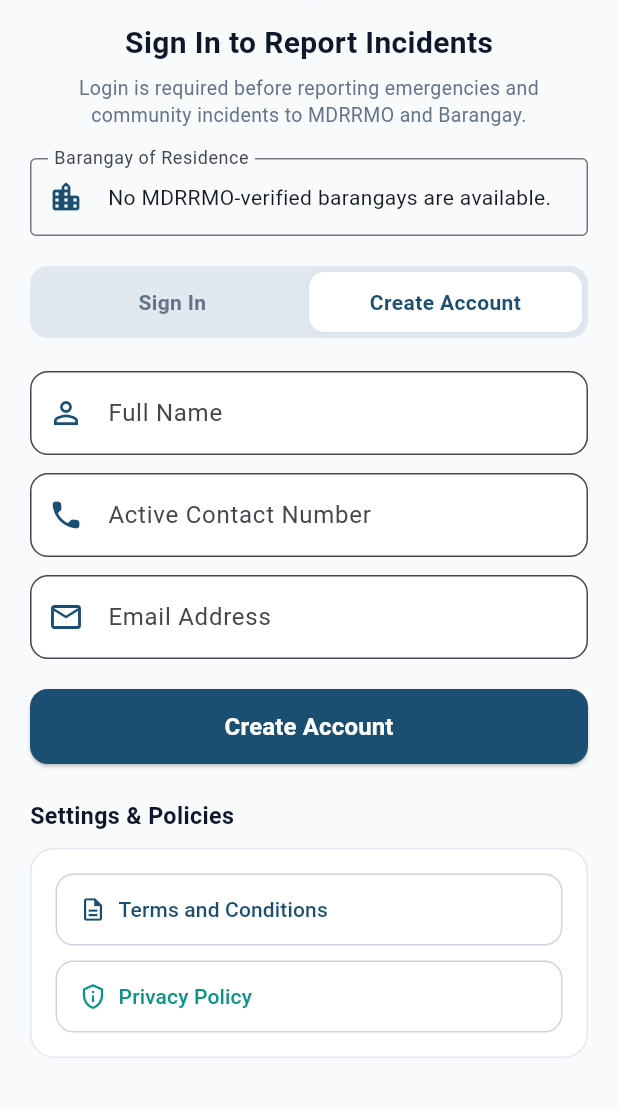
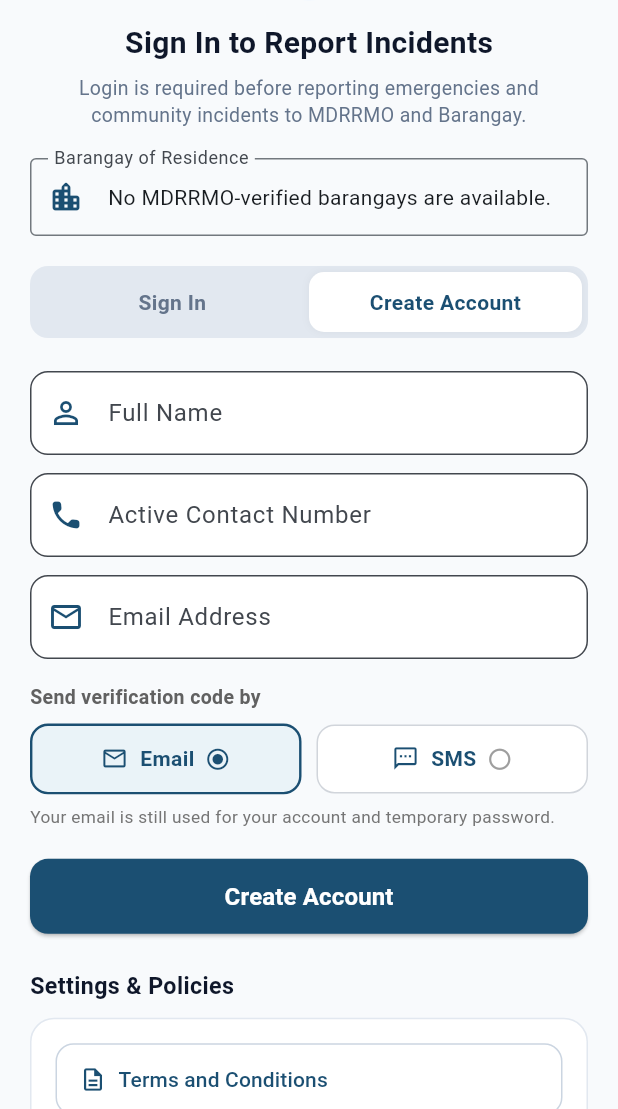
Before and after one commit to emmanuel16-cell/NorzAgapay, a Flutter app: the ProfileScreen screen opened by its route, scrolled down 87 dp, after a tap on "Create Account", on a phone screen of 412 x 824 dp, the part 127-1236 px from its top. Run offline on Flutter 3.47's test engine with Material 3 defaults, Android fonts, the light colour scheme and no system bars; our stand-ins replace camera, flutter_map, flutter_secure_storage, hive_flutter, image_picker, latlong2 and 6 more; accounts and stored records are empty; network calls fail; statements that could not run were skipped.

Commit message:
sms otp added

```diff
--- a/resident_app/lib/screens/profile_screen.dart
+++ b/resident_app/lib/screens/profile_screen.dart
@@ -32,6 +32,7 @@
   bool _isSubmitting = false;
   int _registrationCooldownSeconds = 0;
   Timer? _registrationCooldownTimer;
+  String _registrationOtpChannel = 'email';
 
   // Form Controllers
   final _signInFormKey = GlobalKey<FormState>();
@@ -284,6 +285,7 @@
           'email': email,
           'barangay_name': barangayName,
           'barangay_id': _selectedBarangayId,
+          'delivery_method': _registrationOtpChannel,
         }),
       ).timeout(const Duration(seconds: 30));
 
@@ -298,12 +300,13 @@
         fullName: fullName,
         contact: contact,
         barangayName: barangayName,
+        deliveryMethod: _registrationOtpChannel,
       );
     } catch (e) {
       if (!mounted) return;
       ScaffoldMessenger.of(context).showSnackBar(
         SnackBar(
-          content: Text('Could not send the verification email: $e'),
+          content: Text('Could not send the verification code: $e'),
           backgroundColor: const Color(0xFFDC2626),
         ),
       );
@@ -317,7 +320,10 @@
     required String fullName,
     required String contact,
     required String barangayName,
+    required String deliveryMethod,
   }) async {
+    final isSms = deliveryMethod == 'sms';
+    final destination = isSms ? contact : email;
     final otpController = TextEditingController();
     bool isVerifying = false;
     bool isResending = false;
@@ -360,12 +366,16 @@
                     color: const Color(0xFFF5F8FC),
                     borderRadius: BorderRadius.circular(14),
                   ),
-                  child: const Icon(Icons.mark_email_read_rounded, color: Color(0xFF1B4F72), size: 27),
+                  child: Icon(
+                    isSms ? Icons.sms_rounded : Icons.mark_email_read_rounded,
+                    color: const Color(0xFF1B4F72),
+                    size: 27,
+                  ),
                 ),
                 const SizedBox(width: 12),
-                const Expanded(
+                Expanded(
                   child: Text(
-                    'Email Verification',
+                    isSms ? 'SMS Verification' : 'Email Verification',
                     style: TextStyle(fontWeight: FontWeight.w700, fontSize: 21, color: Color(0xFF171B20)),
                   ),
                 ),
@@ -377,12 +387,12 @@
                 crossAxisAlignment: CrossAxisAlignment.start,
                 children: [
                   Text(
-                    'We sent a 6-digit verification code to:',
+                    'We sent a 6-digit verification code to your ${isSms ? 'mobile number' : 'email address'}:',
                     style: TextStyle(fontSize: 15, color: Color(0xFF70757C)),
                   ),
                   const SizedBox(height: 3),
                   Text(
-                    email,
+                    destination,
                     style: const TextStyle(fontWeight: FontWeight.w700, fontSize: 16, color: Color(0xFF1B4F72)),
                   ),
                   const SizedBox(height: 18),
@@ -444,6 +454,8 @@
                                       'contact_number': contact,
                                       'email': email,
                                       'barangay_name': barangayName,
+                                      'barangay_id': _selectedBarangayId,
+                                      'delivery_method': deliveryMethod,
                                     }),
                                   ).timeout(const Duration(seconds: 30));
                                   final data = jsonDecode(response.body);
@@ -453,7 +465,7 @@
                                   setDialogState(() {
                                     isResending = false;
                                     resendCooldownSeconds = 60;
-                                    errorMessage = 'A new code has been sent to your email.';
+                                    errorMessage = 'A new code has been sent to your ${isSms ? 'mobile number' : 'email'}.';
                                   });
                                   resendTimer?.cancel();
                                   resendTimer = Timer.periodic(const Duration(seconds: 1), (timer) {
@@ -497,7 +509,7 @@
                                     builder: (confirmCtx) => AlertDialog(
                                       title: const Text('Cancel account creation?'),
                                       content: const Text(
-                                        'If you close email verification, you’ll need to wait 60 seconds before requesting another code.',
+                                        'If you close verification, you’ll need to wait 60 seconds before requesting another code.',
                                       ),
                                       actions: [
                                         TextButton(
@@ -1737,6 +1749,42 @@
             ),
             validator: (v) => v == null || !v.contains('@') ? 'Valid email address is required' : null,
           ),
+          const SizedBox(height: 16),
+          Align(
+            alignment: Alignment.centerLeft,
+            child: Text(
+              'Send verification code by',
+              style: TextStyle(fontSize: 13, fontWeight: FontWeight.w600, color: Colors.grey.shade700),
+            ),
+          ),
+          const SizedBox(height: 8),
+          Row(
+            children: [
+              Expanded(
+                child: _buildOtpChannelOption(
+                  channel: 'email',
+                  label: 'Email',
+                  icon: Icons.email_outlined,
+                ),
+              ),
+              const SizedBox(width: 10),
+              Expanded(
+                child: _buildOtpChannelOption(
+                  channel: 'sms',
+                  label: 'SMS',
+                  icon: Icons.sms_outlined,
+                ),
+              ),
+            ],
+          ),
+          const SizedBox(height: 7),
+          Align(
+            alignment: Alignment.centerLeft,
+            child: Text(
+              'Your email is still used for your account and temporary password.',
+              style: TextStyle(fontSize: 11.5, color: Colors.grey.shade600),
+            ),
+          ),
           const SizedBox(height: 20),
           SizedBox(
             width: double.infinity,
@@ -1764,6 +1812,44 @@
             ),
           ),
         ],
+      ),
+    );
+  }
+
+  Widget _buildOtpChannelOption({
+    required String channel,
+    required String label,
+    required IconData icon,
+  }) {
+    final selected = _registrationOtpChannel == channel;
+    return InkWell(
+      onTap: _isSubmitting ? null : () => setState(() => _registrationOtpChannel = channel),
+      borderRadius: BorderRadius.circular(12),
+      child: AnimatedContainer(
+        duration: const Duration(milliseconds: 160),
+        padding: const EdgeInsets.symmetric(vertical: 12, horizontal: 14),
+        decoration: BoxDecoration(
+          color: selected ? const Color(0xFFEAF3F8) : Colors.white,
+          borderRadius: BorderRadius.circular(12),
+          border: Border.all(
+            color: selected ? const Color(0xFF1B4F72) : const Color(0xFFD1D5DB),
+            width: selected ? 1.6 : 1,
+          ),
+        ),
+        child: Row(
+          mainAxisAlignment: MainAxisAlignment.center,
+          children: [
+            Icon(icon, size: 18, color: const Color(0xFF1B4F72)),
+            const SizedBox(width: 8),
+            Text(label, style: const TextStyle(fontWeight: FontWeight.w600, color: Color(0xFF1B4F72))),
+            const SizedBox(width: 7),
+            Icon(
+              selected ? Icons.radio_button_checked_rounded : Icons.radio_button_unchecked_rounded,
+              size: 17,
+              color: selected ? const Color(0xFF1B4F72) : Colors.grey,
+            ),
+          ],
+        ),
       ),
     );
   }
```
Also changed, not shown: resident_app/lib/screens/feed_screen.dart (+4 -12 lines), 5 other files.
